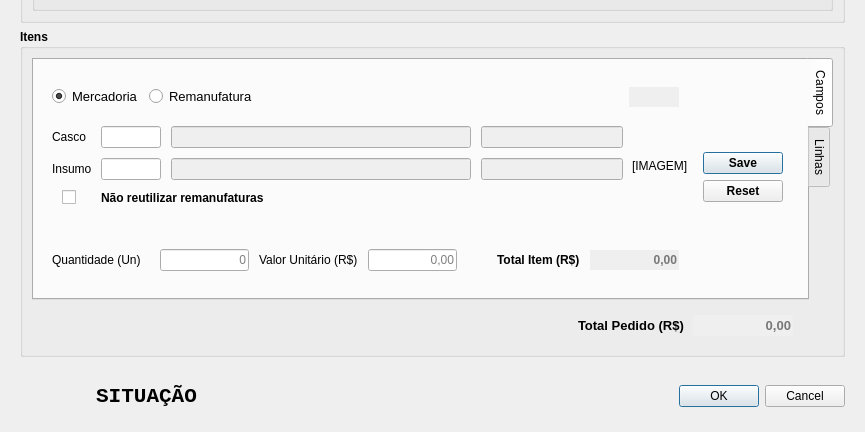
The window that Resources/UI/CadastroPedido.ui (Klubas/Projeto-SOAD) describes before a commit, drawn with Qt 5; both pictures show x 0 to 865 and y 241 to 673 of the 865 by 673 pixel window.
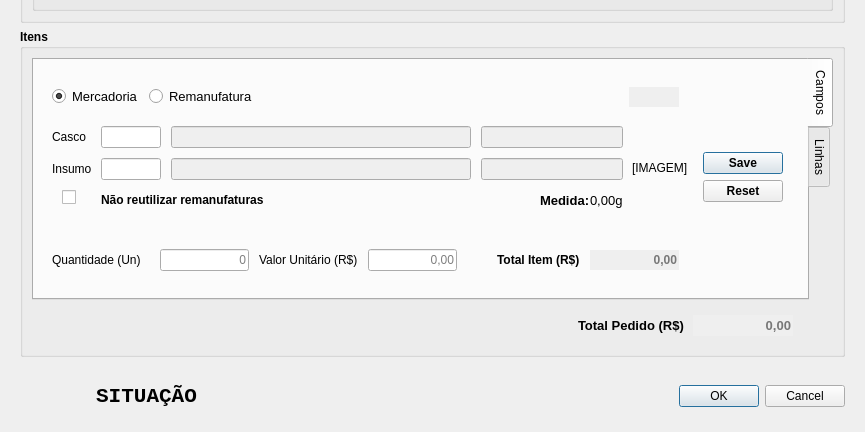
The same window after the commit. The open tabs and pages were chosen to show the change.

Commit message: - Adicionado unidades de medida nas remanufaturas

What changed in the file:
```diff
--- a/Resources/UI/CadastroPedido.ui
+++ b/Resources/UI/CadastroPedido.ui
@@ -697,7 +697,7 @@
                <property name="spacing">
                 <number>0</number>
                </property>
-               <item row="0" column="0">
+               <item row="1" column="0">
                 <widget class="QFrame" name="frame">
                  <property name="sizePolicy">
                   <sizepolicy hsizetype="Expanding" vsizetype="Expanding">
@@ -1235,25 +1235,71 @@
                              </layout>
                             </item>
                             <item row="2" column="1">
-                             <widget class="QLabel" name="label_reutilizar_casco">
-                              <property name="font">
-                               <font>
-                                <pointsize>9</pointsize>
-                                <weight>75</weight>
-                                <bold>true</bold>
-                               </font>
-                              </property>
-                              <property name="toolTip">
-                               <string>Define se irá utilizar remanufaturas que foram registradas anteriormente
+                             <layout class="QHBoxLayout" name="horizontalLayout">
+                              <item>
+                               <widget class="QLabel" name="label_reutilizar_casco">
+                                <property name="font">
+                                 <font>
+                                  <pointsize>9</pointsize>
+                                  <weight>75</weight>
+                                  <bold>true</bold>
+                                 </font>
+                                </property>
+                                <property name="toolTip">
+                                 <string>Define se irá utilizar remanufaturas que foram registradas anteriormente
 ou se será registrada uma nova remanufatura</string>
-                              </property>
-                              <property name="toolTipDuration">
-                               <number>10000</number>
-                              </property>
-                              <property name="text">
-                               <string>Não reutilizar remanufaturas </string>
-                              </property>
-                             </widget>
+                                </property>
+                                <property name="toolTipDuration">
+                                 <number>10000</number>
+                                </property>
+                                <property name="text">
+                                 <string>Não reutilizar remanufaturas </string>
+                                </property>
+                               </widget>
+                              </item>
+                              <item>
+                               <spacer name="horizontalSpacer_7">
+                                <property name="orientation">
+                                 <enum>Qt::Horizontal</enum>
+                                </property>
+                                <property name="sizeHint" stdset="0">
+                                 <size>
+                                  <width>40</width>
+                                  <height>20</height>
+                                 </size>
+                                </property>
+                               </spacer>
+                              </item>
+                              <item>
+                               <widget class="QLabel" name="label_5">
+                                <property name="font">
+                                 <font>
+                                  <pointsize>10</pointsize>
+                                  <weight>75</weight>
+                                  <italic>false</italic>
+                                  <bold>true</bold>
+                                  <kerning>true</kerning>
+                                 </font>
+                                </property>
+                                <property name="text">
+                                 <string>Medida:</string>
+                                </property>
+                               </widget>
+                              </item>
+                              <item>
+                               <widget class="QLabel" name="label_medida">
+                                <property name="font">
+                                 <font>
+                                  <pointsize>10</pointsize>
+                                  <italic>false</italic>
+                                 </font>
+                                </property>
+                                <property name="text">
+                                 <string>0,00g</string>
+                                </property>
+                               </widget>
+                              </item>
+                             </layout>
                             </item>
                            </layout>
                           </widget>
@@ -1495,7 +1541,7 @@
                   <item>
                    <widget class="QFrame" name="frame_item_buttons">
                     <property name="sizePolicy">
-                     <sizepolicy hsizetype="Fixed" vsizetype="Fixed">
+                     <sizepolicy hsizetype="Preferred" vsizetype="Preferred">
                       <horstretch>0</horstretch>
                       <verstretch>0</verstretch>
                      </sizepolicy>
```
Left out of the diff: 168 changed lines with no effect on the pictures. The commit also changes 24 other files.
